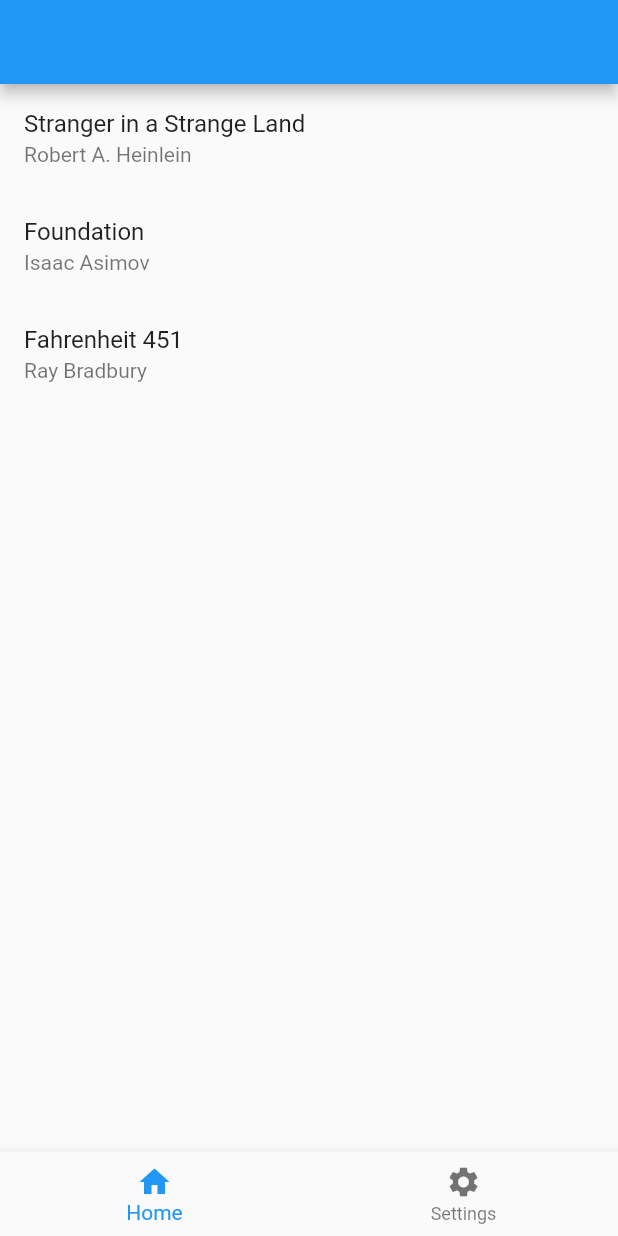
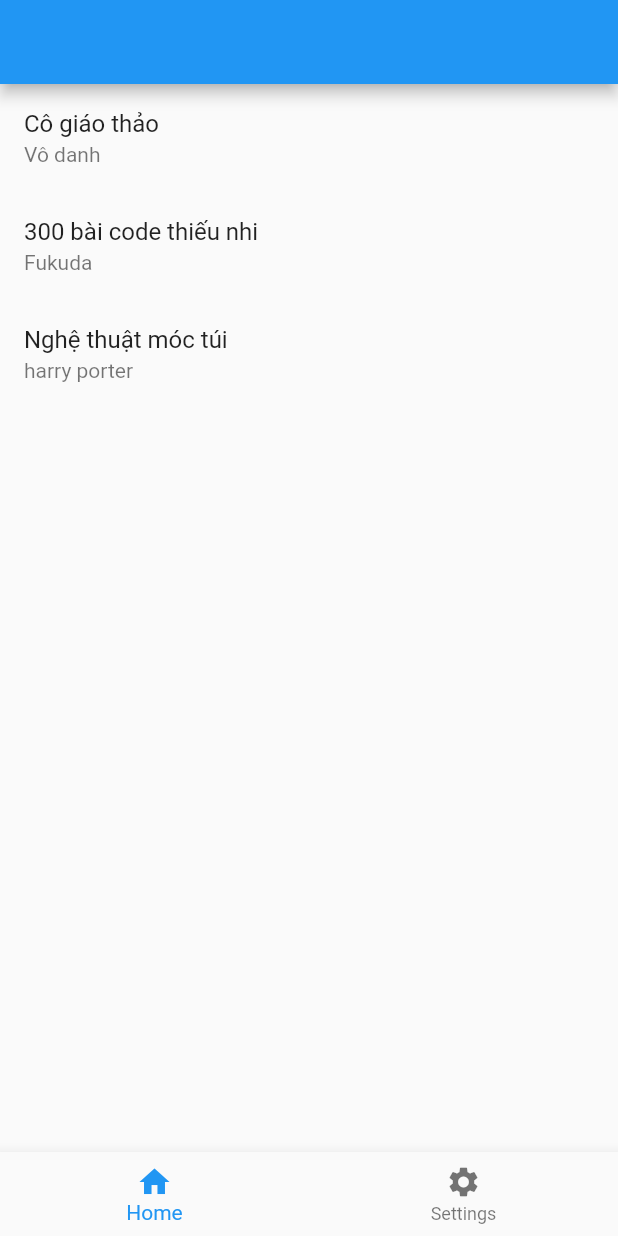
Before and after one commit to Manh-Nq/flutter_example_floor, a Flutter app: the screen it shows after launch, on a phone screen of 412 x 824 dp. Run offline on Flutter 3.47's test engine with Material 2 defaults, Android fonts, the phone set to English and light mode, and no system bars; our stand-ins replace floor, flutter_riverpod, shared_preferences, sqflite; missing offline and left inert: miniplayer; accounts and stored records are empty; generated files the repository leaves out were written again.

Commit message:
update-sample

```diff
--- a/lib/app_main.dart
+++ b/lib/app_main.dart
@@ -2,7 +2,7 @@ import 'package:flutter/cupertino.dart';
 
 import 'database/user_database.dart';
 import 'database/userdao.dart';
-import 'main.dart';
+import 'home_general_screen.dart';
 import 'navigation/ver1/nav1_screen.dart';
 import 'navigation/ver2/advanced/nav2_advanced_screen.dart';
 import 'navigation/ver2/nested/nested_screen.dart';
--- a/lib/main.dart
+++ b/lib/home_general_screen.dart
@@ -13,10 +13,10 @@ import 'package:sqlite_demo/userscreen/user_screen.dart';
 
 import 'animate/animate_screen.dart';
 
-class HomeDatabase extends StatelessWidget {
+class HomeGeneralScreen extends StatelessWidget {
   UserDatabase db;
 
-  HomeDatabase(this.db);
+  HomeGeneralScreen(this.db);
 
   // This widget is the root of your application.
   @override
--- a/lib/navigation/ver2/nested/bookrouter/book_delegate.dart
+++ b/lib/navigation/ver2/nested/bookrouter/book_delegate.dart
@@ -17,9 +17,6 @@ class BookRouterDelegate extends RouterDelegate<BookRoutePath>
   }
 
   BookRoutePath get currentConfiguration {
-
-    notify("[Bookdelegate Route]${appState.selectedIndex.toString()}");
-
     if (appState.selectedIndex == 1) {
       return BooksSettingsPath();
     } else {
--- a/lib/navigation/ver2/nested/innerrouter/inner_delegate.dart
+++ b/lib/navigation/ver2/nested/innerrouter/inner_delegate.dart
@@ -28,8 +28,6 @@ class InnerRouterDelegate extends RouterDelegate<BookRoutePath>
 
   @override
   Widget build(BuildContext context) {
-
-    notify("[BUILD] ${appState.selectedIndex}");
 
     return Navigator(
       key: navigatorKey,
--- a/lib/navigation/ver2/nested/model/book_route_path.dart
+++ b/lib/navigation/ver2/nested/model/book_route_path.dart
@@ -10,3 +10,18 @@ class BooksDetailsPath extends BookRoutePath {
 
   BooksDetailsPath(this.id);
 }
+
+
+class Book {
+  final String title;
+  final String author;
+
+  Book(this.title, this.author);
+}
+
+
+final List<Book> books = [
+  Book('Cô giáo thảo', 'Vô danh'),
+  Book('300 bài code thiếu nhi', 'Fukuda'),
+  Book('Nghệ thuật móc túi', 'harry porter'),
+];
--- a/lib/navigation/ver2/nested/nested_screen.dart
+++ b/lib/navigation/ver2/nested/nested_screen.dart
@@ -1,17 +1,13 @@
+import 'dart:io';
+
 import 'package:flutter/material.dart';
+import 'package:flutter/services.dart';
 import 'package:sqlite_demo/extension.dart';
 
 import 'book_notify_changer.dart';
 import 'bookrouter/book_delegate.dart';
 import 'bookrouter/book_parser.dart';
 import 'innerrouter/inner_delegate.dart';
-
-class Book {
-  final String title;
-  final String author;
-
-  Book(this.title, this.author);
-}
 
 class NestedScreen extends StatefulWidget {
   @override
@@ -65,23 +61,20 @@ class _AppShellState extends State<AppShell> {
   @override
   void didChangeDependencies() {
     super.didChangeDependencies();
-    // Defer back button dispatching to the child router
     _backButtonDispatcher = Router.of(context)
         .backButtonDispatcher
         ?.createChildBackButtonDispatcher()?..addCallback(() => _callback());
   }
 
   Future<bool> _callback() async {
-    notify("backPress");
-    return true;
+    var back =widget.appState.backPress();
+    return back;
   }
 
   @override
   Widget build(BuildContext context) {
     var appState = widget.appState;
 
-    // Claim priority, If there are parallel sub router, you will need
-    // to pick which one should take priority;
     _backButtonDispatcher?.takePriority();
 
     return Scaffold(
@@ -103,10 +96,9 @@ class _AppShellState extends State<AppShell> {
       ),
     );
   }
+  @override
+  void dispose() {
+    _backButtonDispatcher?.removeCallback(() => _callback());
+    super.dispose();
+  }
 }
-
-final List<Book> books = [
-  Book('Stranger in a Strange Land', 'Robert A. Heinlein'),
-  Book('Foundation', 'Isaac Asimov'),
-  Book('Fahrenheit 451', 'Ray Bradbury'),
-];
--- a/lib/navigation/ver2/nested/screen/book_detail_screen.dart
+++ b/lib/navigation/ver2/nested/screen/book_detail_screen.dart
@@ -3,6 +3,7 @@ import 'package:flutter/cupertino.dart';
 import 'package:flutter/material.dart';
 import 'package:sqlite_demo/navigation/ver2/sample_basic/nav2_sample_screen.dart';
 
+import '../model/book_route_path.dart';
 import '../nested_screen.dart';
 
 class BookDetailsScreen extends StatelessWidget {
--- a/lib/navigation/ver2/nested/screen/book_list_screen.dart
+++ b/lib/navigation/ver2/nested/screen/book_list_screen.dart
@@ -3,6 +3,7 @@
 import 'package:flutter/cupertino.dart';
 import 'package:flutter/material.dart';
 
+import '../model/book_route_path.dart';
 import '../nested_screen.dart';
 
 class BooksListScreen extends StatelessWidget {
```
Also changed, not shown: lib/navigation/ver2/nested/book_notify_changer.dart (+21 -3 lines), 1 other file.
